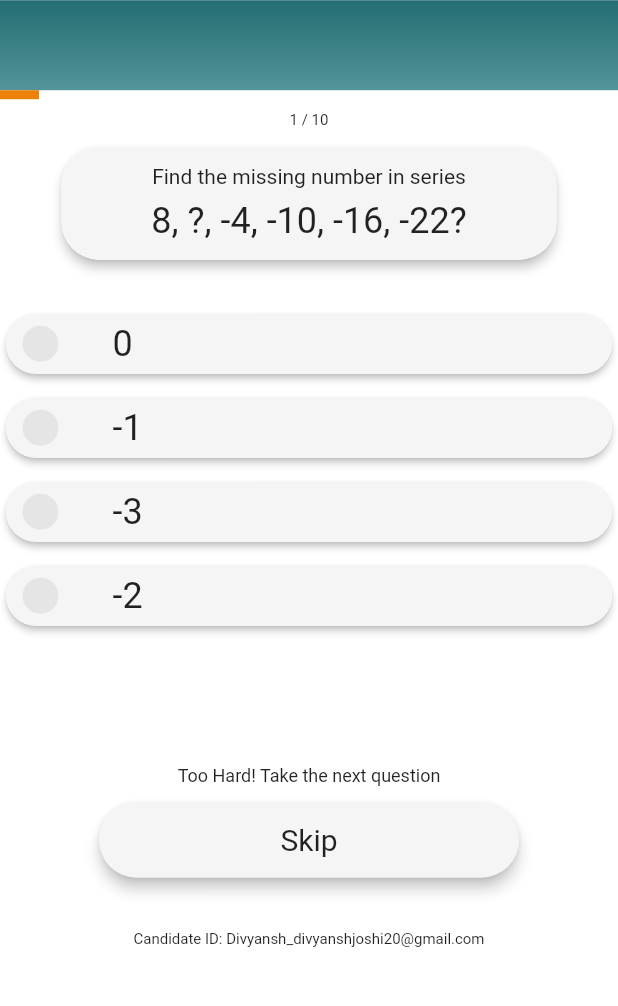
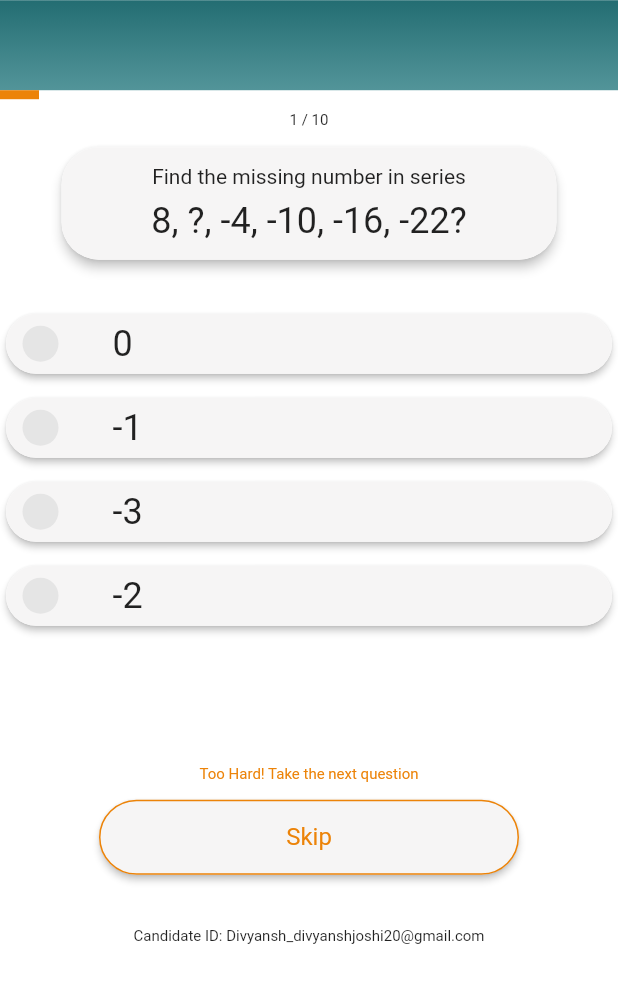
Before and after one commit to archrave/Demo-Quiz-App, a Flutter app: the screen it shows after launch, after a tap on "Number System", on a phone screen of 412 x 824 dp, the part 58-1064 px from its top. Run offline on Flutter 3.47's test engine with Material 2 defaults, Android fonts, the phone set to English and light mode, and no system bars.

Commit message:
Applied Styling to NextSkip Button

```diff
--- a/lib/main.dart
+++ b/lib/main.dart
@@ -32,6 +32,7 @@ class MyApp extends StatelessWidget {
           primaryColor: Color(0xFF53CE34),
           accentColor: Color(0xFFF6F5F5),
           canvasColor: Colors.white,
+          errorColor: Color(0xFFEC8308),
           textTheme: ThemeData.light().textTheme.copyWith(
                 title: TextStyle(
                     fontFamily: 'Roboto',
--- a/lib/screens/quiz_screen.dart
+++ b/lib/screens/quiz_screen.dart
@@ -66,17 +66,25 @@ class _QuizScreenState extends State<QuizScreen> {
     return widget.questions[questionIndex]['answers'] as List<int>;
   }
 
-  // void initState() {
-  //   super.initState();
-  //   for (int i = 0; i < answers.length; i++)
-  //     answerIcon[i] = CircleAvatar(
-  //       backgroundColor: Color(0xFFE5E5E5),
-  //       radius: 15,
-  //     );
-  // }
+  Text skipText;
+  Text nextskipText;
+  Text nextText;
+  bool isCorrectAnswerSelected = false;
+  @override
+  void didChangeDependencies() {
+    skipText =
+        Text('Skip', style: TextStyle(color: Theme.of(context).errorColor));
+
+    nextskipText = skipText;
+
+    // Text nextskipText = Text('Skip', style: TextStyle(color: Color(0xFFEC8308)));
+    nextText =
+        Text('Next', style: TextStyle(color: Theme.of(context).primaryColor));
+
+    super.didChangeDependencies();
+  }
 
   void resetSelected(int ansIndex) {
-    //print('Bools are set false for indexes: ');
     for (int i = 0; i < answers.length; i++) {
       if (i != ansIndex) {
         setState(() {
@@ -84,7 +92,7 @@ class _QuizScreenState extends State<QuizScreen> {
           answerIcon[i] = emptyIcon;
         });
       }
-      print('$_isSelected[i] ,');
+      //print('$_isSelected[i] ,');
     }
   }
 
@@ -111,12 +119,17 @@ class _QuizScreenState extends State<QuizScreen> {
         setState(() {
           _isSelected[index] = true;
           answerIcon[index] = redCross;
+          isCorrectAnswerSelected = false;
+
+          //nextskipText = skipText;
         });
       } else {
         setState(() {
           _isSelected[index] = true;
+          answerIcon[index] = greenTick;
+          isCorrectAnswerSelected = true;
 
-          answerIcon[index] = greenTick;
+          //nextskipText = nextText;
         });
       }
     } else {
@@ -124,6 +137,9 @@ class _QuizScreenState extends State<QuizScreen> {
       setState(() {
         _isSelected[index] = false;
         answerIcon[index] = emptyIcon;
+        isCorrectAnswerSelected = false;
+
+        //nextskipText = skipText;
       });
     }
     resetSelected(index);
@@ -197,7 +213,7 @@ class _QuizScreenState extends State<QuizScreen> {
           SizedBox(
             height: 64,
           ),
-          NextSkip(raiseIndex),
+          NextSkip(isCorrectAnswerSelected, raiseIndex),
           SizedBox(height: 30),
           Text(
             'Candidate ID: Divyansh_divyanshjoshi20@gmail.com',
--- a/lib/widgets/next_skip.dart
+++ b/lib/widgets/next_skip.dart
@@ -2,18 +2,40 @@ import 'package:flutter/material.dart';
 
 class NextSkip extends StatefulWidget {
   final Function raiseindexHandler;
-  NextSkip(this.raiseindexHandler);
+  //final Text text;
+  bool isCorrectSel;
+  NextSkip(this.isCorrectSel, this.raiseindexHandler);
+
   @override
   _NextSkipState createState() => _NextSkipState();
 }
 
 class _NextSkipState extends State<NextSkip> {
+  Text skipText;
+  //Text nextskipText;
+  Text nextText;
+  @override
+  void didChangeDependencies() {
+    skipText = Text('Skip',
+        style: TextStyle(fontSize: 16, color: Theme.of(context).errorColor));
+
+    //nextskipText = skipText;
+
+    // Text nextskipText = Text('Skip', style: TextStyle(color: Color(0xFFEC8308)));
+    nextText =
+        Text('Next', style: TextStyle(fontSize: 16, color: Colors.white));
+
+    super.didChangeDependencies();
+  }
+
   @override
   Widget build(BuildContext context) {
-    return Column(children: [
+    return !widget.isCorrectSel
+        ? Column(children: [
             Text(
               'Too Hard! Take the next question',
-        style: TextStyle(fontSize: 12),
+              style:
+                  TextStyle(fontSize: 10, color: Theme.of(context).errorColor),
               textAlign: TextAlign.center,
             ),
             SizedBox(height: 6),
@@ -23,17 +45,49 @@ class _NextSkipState extends State<NextSkip> {
               child: Card(
                 margin: EdgeInsets.all(5),
                 color: Theme.of(context).accentColor,
-          shape:
-              RoundedRectangleBorder(borderRadius: BorderRadius.circular(25)),
-          elevation: 4,
+                shape: RoundedRectangleBorder(
+                    borderRadius: BorderRadius.circular(25)),
+                elevation: 2,
+                child: Container(
+                  decoration: BoxDecoration(
+                      borderRadius: BorderRadius.circular(25),
+                      border: Border.all(
+                        color: Theme.of(context)
+                            .errorColor, //                   <--- border color
+                      )),
+                  width: 280,
+                  height: 50,
+                  alignment: Alignment.center,
+                  child: skipText,
+                ),
+              ),
+              onTap: () {
+                widget.raiseindexHandler();
+              },
+            ),
+          ])
+        : Column(children: [
+            Text(
+              'Awesome ! Try another question',
+              style: TextStyle(
+                  fontSize: 10, color: Theme.of(context).primaryColor),
+              textAlign: TextAlign.center,
+            ),
+            SizedBox(height: 6),
+            InkWell(
+              splashColor: Theme.of(context).primaryColor,
+              borderRadius: BorderRadius.circular(30),
+              child: Card(
+                margin: EdgeInsets.all(5),
+                color: Theme.of(context).primaryColor,
+                shape: RoundedRectangleBorder(
+                    borderRadius: BorderRadius.circular(25)),
+                elevation: 2,
                 child: Container(
                   width: 280,
                   height: 50,
                   alignment: Alignment.center,
-            child: Text(
-              'Skip',
-              style: TextStyle(fontSize: 20),
-            ),
+                  child: nextText,
                 ),
               ),
               onTap: () {
```
Lines whose indentation alone changed are shown as unchanged.
